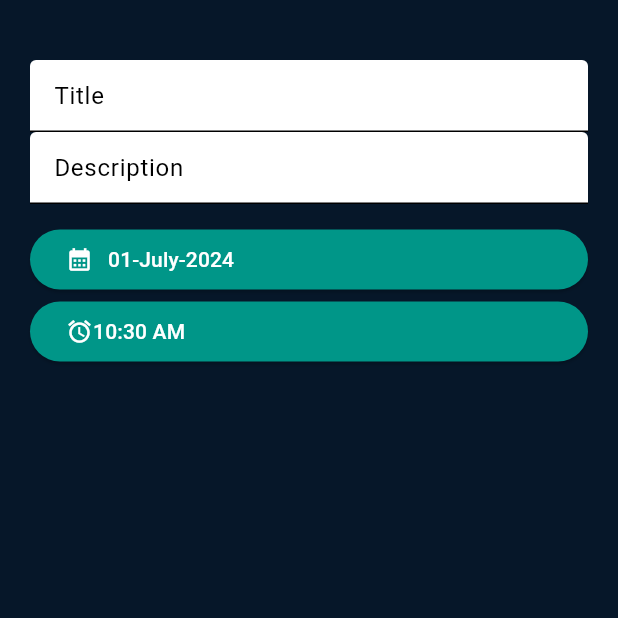
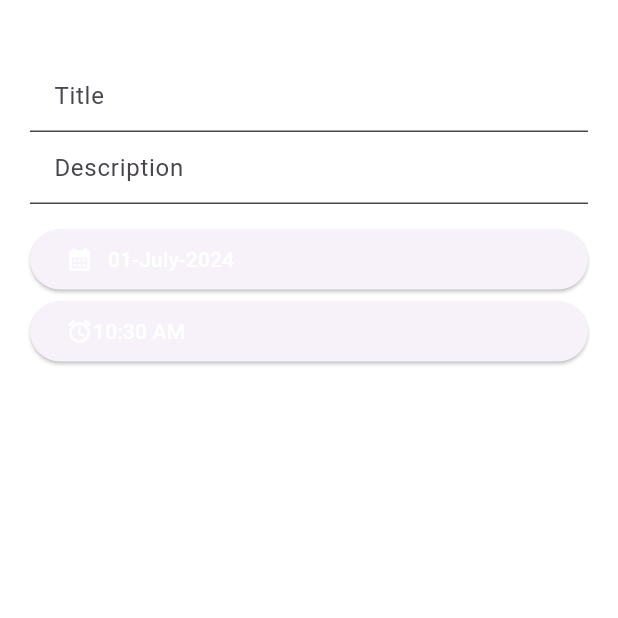
Before and after one commit to trixieo/Reminder-app, a Flutter app: the screen it shows after launch, after a tap on the "add" icon, on a phone screen of 412 x 824 dp, the top half of it. Run offline on Flutter 3.47's test engine with Material 3 defaults, Android fonts, the phone set to English and light mode, and no system bars; our stand-ins replace shared_preferences.

Commit message:
the weekends changes
basically I was adding change of theme

```diff
--- a/reminder_app/lib/main.dart
+++ b/reminder_app/lib/main.dart
@@ -4,15 +4,63 @@ import 'dart:async';
 import 'package:flutter/material.dart';
 import 'package:provider/provider.dart';
 import 'package:intl/intl.dart';
+import 'package:shared_preferences/shared_preferences.dart';
 
-void main() {
-  runApp(const MyApp());
+void main() async{
+  //Ensures Flutter Bindings are initialized before any async operations
+  WidgetsFlutterBinding.ensureInitialized();
+
+  //Retrieves the stored theme mode from shared preferences
+  final prefs = await SharedPreferences.getInstance();
+
+  //if no theme mode is stored, default to the system's theme mode which is index: 0
+  final themeMode =ThemeMode.values[prefs.getInt('themeMode')?? 0];
+
+  //Run the app with the initial theme mode
+  runApp(MyApp(themeMode: themeMode));
 }
 
-class MyApp extends StatelessWidget {
-  const MyApp({super.key});
 
-  // This widget is the root of your application.
+
+class MyApp extends StatefulWidget{
+
+  final ThemeMode themeMode;
+
+  //constructor to accept the initial theme mode
+  MyApp({required this.themeMode});
+  @override
+  State<MyApp> createState() => _MyApp();
+}
+
+class _MyApp extends State<MyApp> {
+  late ThemeMode _themeMode;
+  @override
+  void initState() {
+    super.initState();
+    //set the initial theme mode from the widget
+    _themeMode = widget.themeMode;
+  }
+  //save the selected theme mode to preferences
+  Future<void> saveThemeMode(ThemeMode themeMode) async {
+    final prefs = await SharedPreferences.getInstance();
+    await prefs.setInt('themeMode', themeMode.index);
+  }
+
+
+  // Toggle between light and dark theme modes
+  void _onToggleTheme() {
+    setState(() {
+      // Switch between light and dark modes
+      if (_themeMode == ThemeMode.light) {
+        _themeMode = ThemeMode.dark;
+      } else {
+        _themeMode = ThemeMode.light;
+      }
+      // Save the new theme mode
+      saveThemeMode(_themeMode);
+    });
+  }
+
   @override
   Widget build(BuildContext context) {
     return ChangeNotifierProvider(
@@ -21,27 +69,40 @@ class MyApp extends StatelessWidget {
       child:  MaterialApp(
         title: 'Reminder',
         theme: ThemeData(
-          colorScheme: ColorScheme.fromSwatch(
+          brightness: Brightness.light,
           primarySwatch: Colors.teal,
-        ).copyWith(
-            secondary: Colors.blue, // Green as the accent color
+           primaryColor: Colors.teal[800],
+        scaffoldBackgroundColor: Colors.white,
+        dividerColor: Colors.grey[700],
+        buttonTheme: ButtonThemeData(
+          buttonColor: Colors.teal[600],),
+        textTheme: TextTheme(
+        bodyMedium: TextStyle(color: Colors.grey)
       ),
-          scaffoldBackgroundColor: Color.fromARGB(255, 6, 23, 41),
-          textTheme: TextTheme(
-            bodyMedium: TextStyle(color: Color.fromARGB(255, 204, 220, 225)),
+
 
       ),
-       elevatedButtonTheme: ElevatedButtonThemeData(
-        style: ElevatedButton.styleFrom(
-          backgroundColor: Colors.teal,
+      darkTheme: ThemeData(
+        brightness: Brightness.dark,
+        primarySwatch: Colors.teal,
+         primaryColor: Colors.teal[800],
+        scaffoldBackgroundColor: Colors.black,
+        dividerColor: Colors.grey[700],
+        buttonTheme: ButtonThemeData(
+          buttonColor: Colors.teal[600],
+          textTheme: ButtonTextTheme.primary,
       ),
+      textTheme: TextTheme(
+        bodyMedium: TextStyle(color: Colors.white)
       ),
-       primaryColorDark: Colors.black
 
 
-      ),home: MyHomePage(),
     ),
-    );
+    themeMode: _themeMode,
+    home: MyHomePage(
+      onToggleTheme: _onToggleTheme,
+    ),
+    ));
 
   }
 }
@@ -52,36 +113,29 @@ class MyAppState extends ChangeNotifier{
   }
   DateTime now = DateTime.now();
 
-  void colortheme(){
-    const selectedtheme=0;
-    switch (selectedtheme){
-      case 0:
-        const color=ColorScheme.dark();
-      case 1:
-        const color=ColorScheme.dark();
 
-    }
-    notifyListeners();
-  }
 
 
 
 }
 
 class MyHomePage extends StatefulWidget {
-  const MyHomePage({super.key});
+  final VoidCallback onToggleTheme;
+  MyHomePage({required this.onToggleTheme});
+
 
   @override
   State<MyHomePage> createState() => _MyHomePageState();
 }
 
 class _MyHomePageState extends State<MyHomePage> {
+
   @override
   void initState(){
     super.initState();
     Timer(Duration(seconds: 2), (){
       Navigator.of(context).pushReplacement(
-        MaterialPageRoute(builder: (context)=> MainPage()));
+        MaterialPageRoute(builder: (context)=> MainPage(onToggleTheme: () { widget.onToggleTheme; },)));
     });
   }
 
@@ -104,6 +158,8 @@ class _MyHomePageState extends State<MyHomePage> {
   }}
 
 class MainPage extends StatefulWidget{
+  final VoidCallback onToggleTheme;
+  MainPage({required this.onToggleTheme});
   @override
   State<MainPage> createState() => _MainPageState();
   }
@@ -116,6 +172,7 @@ class _MainPageState extends State<MainPage>{
     var appState = context.watch<MyAppState>();
     final theme = Theme.of(context);
     final date =appState.now;
+    final buttonTheme = theme.buttonTheme;
 
      String formattedDay = DateFormat('dd').format(date);
      String formattedMonth = DateFormat('MMMM').format(date);
@@ -141,7 +198,10 @@ class _MainPageState extends State<MainPage>{
                         children: [
                           Row(
                             children: [
-                              Text(formattedMonth, style: TextStyle(fontWeight: FontWeight.bold),),Padding(
+                              Text(
+                                formattedMonth,
+                                style: TextStyle(fontWeight: FontWeight.bold),),
+                              Padding(
                                 padding: const EdgeInsets.only(left: 5),
                                 child: Text(formattedYear, style: TextStyle(fontWeight: FontWeight.bold),),
                               ),
@@ -159,13 +219,17 @@ class _MainPageState extends State<MainPage>{
                 // The below part adds a button which will be used to redirect to another page
                 Padding(
                   padding: const EdgeInsets.only(right: 15.0),
-                  child: FloatingActionButton(onPressed: ()
-                  {Navigator.push(
-                    context,
+                  child:
+                    FloatingActionButton(onPressed: ()
+                      {Navigator.push(context,
                         MaterialPageRoute(
                           builder: (context) => myNewreminder(),));
 
-                  }, child: Icon(Icons.add, size: 30,),),
+                      },
+                      child: Icon(Icons.add, size: 30,),
+
+                      ),
+
                 )
                 ]
                 ),
@@ -247,10 +311,7 @@ class _MainPageState extends State<MainPage>{
               ],
 
             ),
-            ElevatedButton(onPressed: (){
-              appState.colortheme();
-              //TODO:finish building the light and dark mode button
-            }, child: Icon(Icons.sunny, color: Colors.white,),)
+            ElevatedButton(onPressed: widget.onToggleTheme, child: Icon(Icons.dark_mode_rounded))
             ])
           )
           );
--- a/reminder_app/pubspec.yaml
+++ b/reminder_app/pubspec.yaml
@@ -15,6 +15,7 @@ dependencies:
   english_words: ^4.0.0
   provider: ^6.0.0
   intl: ^0.19.0
+  shared_preferences: ^2.2.3
 
 dev_dependencies:
   flutter_test:
```
Also changed, not shown: reminder_app/pubspec.lock, 2 other files. Lines whose indentation alone changed are shown as unchanged.
